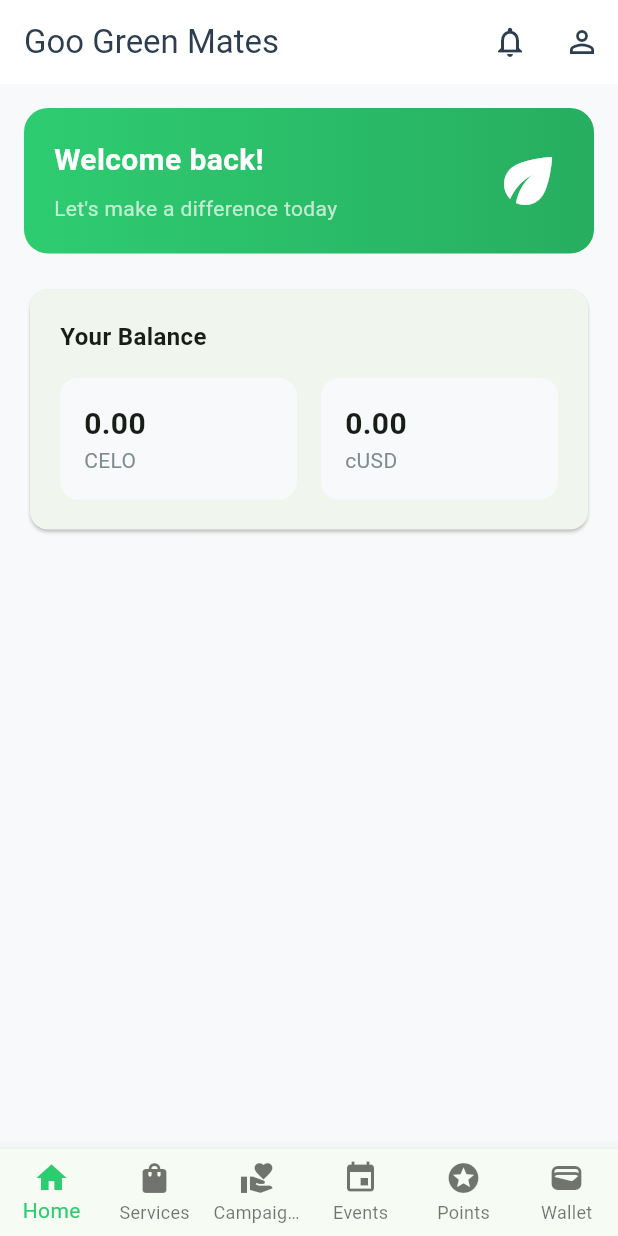
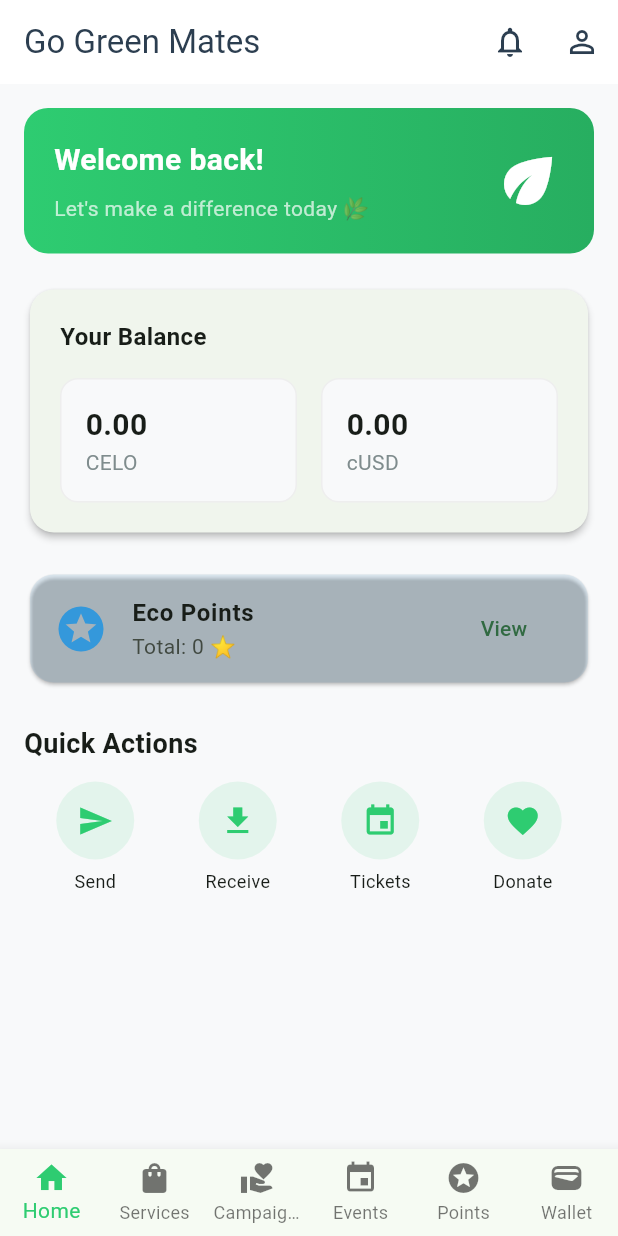
Before and after one commit to Allo-lala/Green-Mates-App, a Flutter app: the screen it shows after launch, on a phone screen of 412 x 824 dp. Run offline on Flutter 3.47's test engine with Material 3 defaults, Android fonts, the phone set to English and light mode, and no system bars; our stand-ins replace animate_do, flutter_riverpod.

Commit message:
commit Home

```diff
--- a/lib/presentation/views/home_screen.dart
+++ b/lib/presentation/views/home_screen.dart
@@ -1,7 +1,7 @@
 import 'package:flutter/material.dart';
 import '../../core/constants/app_colors.dart';
 
-// Add these imports 👇
+// Additional screens
 import 'services_screen.dart';
 import 'campaigns_screen.dart';
 import 'wallet_screen.dart';
@@ -22,7 +22,7 @@ class _HomeScreenState extends State<HomeScreen> {
   Widget build(BuildContext context) {
     return Scaffold(
       appBar: AppBar(
-        title: const Text('Goo Green Mates'),
+        title: const Text('Go Green Mates'),
         actions: [
           IconButton(
             icon: const Icon(Icons.notifications_outlined),
@@ -54,7 +54,6 @@ class _HomeScreenState extends State<HomeScreen> {
     );
   }
 
-  ///  Updated `_getBody()` logic
   Widget _getBody() {
     switch (_selectedIndex) {
       case 0:
@@ -78,6 +77,7 @@ class _HomeScreenState extends State<HomeScreen> {
     return ListView(
       padding: const EdgeInsets.all(16),
       children: [
+        // Welcome card
         Container(
           padding: const EdgeInsets.all(20),
           decoration: BoxDecoration(
@@ -98,7 +98,7 @@ class _HomeScreenState extends State<HomeScreen> {
                             fontWeight: FontWeight.bold,
                             color: Colors.white)),
                     SizedBox(height: 8),
-                    Text('Let\'s make a difference today',
+                    Text('Let\'s make a difference today 🌿',
                         style: TextStyle(color: Colors.white70)),
                   ],
                 ),
@@ -107,8 +107,14 @@ class _HomeScreenState extends State<HomeScreen> {
             ],
           ),
         ),
+
         const SizedBox(height: 20),
+
+        // Balance Card
         Card(
+          elevation: 2,
+          shape:
+              RoundedRectangleBorder(borderRadius: BorderRadius.circular(16)),
           child: Padding(
             padding: const EdgeInsets.all(20),
             child: Column(
@@ -129,6 +135,40 @@ class _HomeScreenState extends State<HomeScreen> {
             ),
           ),
         ),
+
+        const SizedBox(height: 20),
+
+        // Eco Points Section
+        Card(
+          // ignore: deprecated_member_use
+          color: AppColors.accent.withOpacity(0.1),
+          shape:
+              RoundedRectangleBorder(borderRadius: BorderRadius.circular(16)),
+          child: ListTile(
+            leading: const Icon(Icons.stars, color: AppColors.accent, size: 36),
+            title: const Text(
+              'Eco Points',
+              style: TextStyle(fontSize: 16, fontWeight: FontWeight.bold),
+            ),
+            subtitle: const Text('Total: 0 ⭐'),
+            trailing: TextButton(
+              onPressed: () {
+                setState(() => _selectedIndex = 4);
+              },
+              child: const Text('View'),
+            ),
+          ),
+        ),
+
+        const SizedBox(height: 24),
+
+        // Quick Actions Section
+        const Text(
+          'Quick Actions',
+          style: TextStyle(fontSize: 18, fontWeight: FontWeight.bold),
+        ),
+        const SizedBox(height: 12),
+        _buildQuickActions(),
       ],
     );
   }
@@ -139,6 +179,7 @@ class _HomeScreenState extends State<HomeScreen> {
       decoration: BoxDecoration(
         color: AppColors.background,
         borderRadius: BorderRadius.circular(12),
+        border: Border.all(color: Colors.grey.shade200),
       ),
       child: Column(
         crossAxisAlignment: CrossAxisAlignment.start,
@@ -154,27 +195,41 @@ class _HomeScreenState extends State<HomeScreen> {
     );
   }
 
-  // ignore: unused_element
-  Widget _buildWallet() {
-    return Center(
-      child: Column(
-        mainAxisAlignment: MainAxisAlignment.center,
-        children: [
-          const Icon(Icons.account_balance_wallet,
-              size: 80, color: AppColors.primary),
-          const SizedBox(height: 24),
-          const Text('Connect Your Wallet',
-              style: TextStyle(fontSize: 24, fontWeight: FontWeight.bold)),
-          const SizedBox(height: 32),
-          ElevatedButton.icon(
-            onPressed: () => ScaffoldMessenger.of(context).showSnackBar(
-              const SnackBar(content: Text('Coming soon!')),
+  Widget _buildQuickActions() {
+    return Row(
+      mainAxisAlignment: MainAxisAlignment.spaceAround,
+      children: [
+        _quickAction(Icons.send, 'Send'),
+        _quickAction(Icons.download, 'Receive'),
+        _quickAction(Icons.event, 'Tickets'),
+        _quickAction(Icons.favorite, 'Donate'),
+      ],
+    );
+  }
+
+  Widget _quickAction(IconData icon, String label) {
+    return Column(
+      children: [
+        InkWell(
+          borderRadius: BorderRadius.circular(16),
+          onTap: () {
+            ScaffoldMessenger.of(context).showSnackBar(
+              SnackBar(content: Text('$label action coming soon!')),
+            );
+          },
+          child: Container(
+            padding: const EdgeInsets.all(14),
+            decoration: BoxDecoration(
+              // ignore: deprecated_member_use
+              color: AppColors.primary.withOpacity(0.1),
+              shape: BoxShape.circle,
             ),
-            icon: const Icon(Icons.wallet),
-            label: const Text('Connect Wallet'),
+            child: Icon(icon, color: AppColors.primary),
           ),
-        ],
-      ),
+        ),
+        const SizedBox(height: 6),
+        Text(label, style: const TextStyle(fontSize: 12)),
+      ],
     );
   }
 }
```
